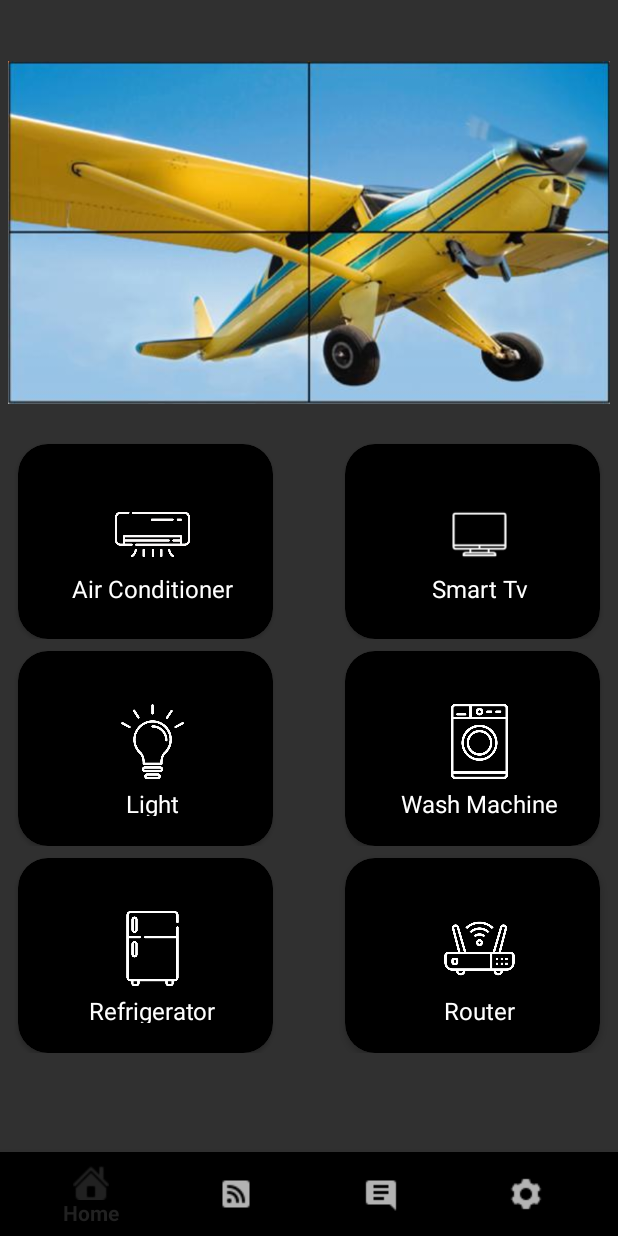
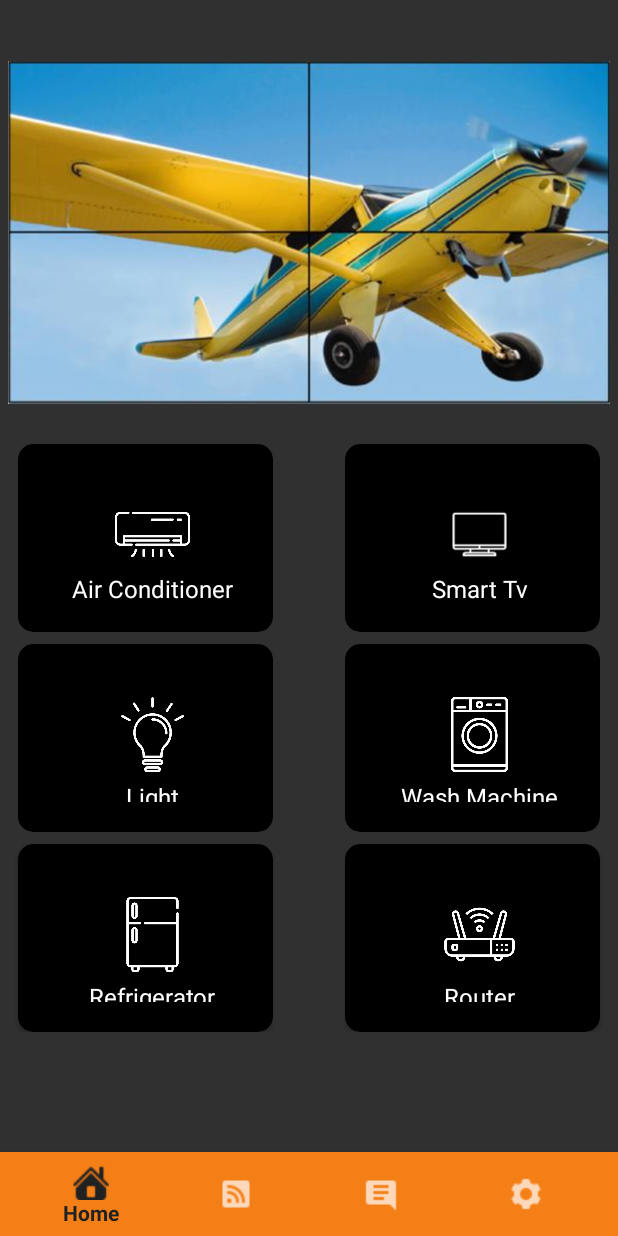
Before and after one commit to Bilal-Technolligence/SmartHomeAutomation, an Android app: the MainActivity screen opened directly, with no data from a screen before it, on a phone screen of 412 x 824 dp. Run offline under Robolectric (Android 15) with nearby library versions, the phone set to English and light mode, and no system bars; our stand-ins replace Firebase (no records; nobody signed in at launch, a user with empty details on screens opened directly).

Commit message:
Splash Home and bottom

```diff
--- a/app/build.gradle
+++ b/app/build.gradle
@@ -27,10 +27,10 @@ dependencies {
     testImplementation 'junit:junit:4.12'
     androidTestImplementation 'androidx.test.ext:junit:1.1.0'
     androidTestImplementation 'androidx.test.espresso:espresso-core:3.2.0'
-    implementation 'androidx.cardview:cardview:1.0.0'
+
 
     implementation 'com.google.firebase:firebase-analytics:17.2.1'
-
+    implementation 'androidx.cardview:cardview:1.0.0'
 
     implementation 'com.google.firebase:firebase-auth:19.2.0'
     implementation 'com.google.firebase:firebase-firestore:21.3.1'
--- a/app/src/main/res/layout/activity_main.xml
+++ b/app/src/main/res/layout/activity_main.xml
@@ -6,7 +6,6 @@
     android:layout_height="match_parent"
     android:orientation="vertical"
     android:gravity="center_horizontal"
-
     tools:context=".MainActivity">
     <ScrollView
         android:layout_width="match_parent"
@@ -45,12 +44,12 @@
         android:layout_below="@+id/camera">
         <androidx.cardview.widget.CardView
             android:id="@+id/ac"
-            android:layout_height="130dp"
+            android:layout_height="125dp"
             android:layout_width="170dp"
             android:layout_marginTop="4dp"
             android:layout_alignParentLeft="true"
             android:layout_weight="10"
-            app:cardCornerRadius="20dp"
+            app:cardCornerRadius="10dp"
             android:layout_marginLeft="10dp"
             android:padding="5dp"
             app:cardBackgroundColor="#000000">
@@ -87,12 +86,12 @@
         </androidx.cardview.widget.CardView>
         <androidx.cardview.widget.CardView
             android:id="@+id/tv"
-            android:layout_height="130dp"
+            android:layout_height="125dp"
             android:layout_width="170dp"
             android:layout_marginTop="4dp"
             android:layout_alignParentRight="true"
             android:layout_weight="10"
-            app:cardCornerRadius="20dp"
+            app:cardCornerRadius="10dp"
             android:layout_marginRight="10dp"
             android:padding="5dp"
             app:cardBackgroundColor="#000000">
@@ -141,12 +140,12 @@
         android:layout_below="@+id/buttons1">
         <androidx.cardview.widget.CardView
             android:id="@+id/cardBulb"
-            android:layout_height="130dp"
+            android:layout_height="125dp"
             android:layout_width="170dp"
             android:layout_marginTop="4dp"
             android:layout_alignParentLeft="true"
             android:layout_weight="10"
-            app:cardCornerRadius="20dp"
+            app:cardCornerRadius="10dp"
             android:layout_marginLeft="10dp"
             android:padding="5dp"
             app:cardBackgroundColor="#000000">
@@ -184,12 +183,12 @@
         </androidx.cardview.widget.CardView>
         <androidx.cardview.widget.CardView
             android:id="@+id/washingmachine"
-            android:layout_height="130dp"
+            android:layout_height="125dp"
             android:layout_width="170dp"
             android:layout_marginTop="4dp"
             android:layout_alignParentRight="true"
             android:layout_weight="10"
-            app:cardCornerRadius="20dp"
+            app:cardCornerRadius="10dp"
             android:layout_marginRight="10dp"
             android:padding="5dp"
             app:cardBackgroundColor="#000000">
@@ -238,12 +237,12 @@
         android:layout_below="@+id/buttons2">
         <androidx.cardview.widget.CardView
             android:id="@+id/cardFrig"
-            android:layout_height="130dp"
+            android:layout_height="125dp"
             android:layout_width="170dp"
             android:layout_marginTop="4dp"
             android:layout_alignParentLeft="true"
             android:layout_weight="10"
-            app:cardCornerRadius="20dp"
+            app:cardCornerRadius="10dp"
             android:layout_marginLeft="10dp"
             android:padding="5dp"
             app:cardBackgroundColor="#000000">
@@ -281,12 +280,12 @@
         </androidx.cardview.widget.CardView>
         <androidx.cardview.widget.CardView
             android:id="@+id/wifi"
-            android:layout_height="130dp"
+            android:layout_height="125dp"
             android:layout_width="170dp"
             android:layout_marginTop="4dp"
             android:layout_alignParentRight="true"
             android:layout_weight="10"
-            app:cardCornerRadius="20dp"
+            app:cardCornerRadius="10dp"
             android:layout_marginRight="10dp"
             android:padding="5dp"
             app:cardBackgroundColor="#000000">
@@ -333,6 +332,7 @@
         android:id="@+id/navigationView"
         android:layout_width="match_parent"
         android:layout_height="wrap_content"
+        android:background="@color/colorOrange"
         android:layout_gravity="bottom"
         android:layout_marginStart="0dp"
         android:layout_marginEnd="0dp"
--- a/app/src/main/res/values/colors.xml
+++ b/app/src/main/res/values/colors.xml
@@ -5,6 +5,7 @@
     <color name="colorBlack">#000000</color>
     <color name="colorAccent">#D81B60</color>
     <color name="colorWhite">#ffffff</color>
+    <color name="colorOrange">#f57f17</color>
 
         <color name="switchTrack">#ffd600</color>
         <color name="switchTrackDisable">#ffffff</color>
```
